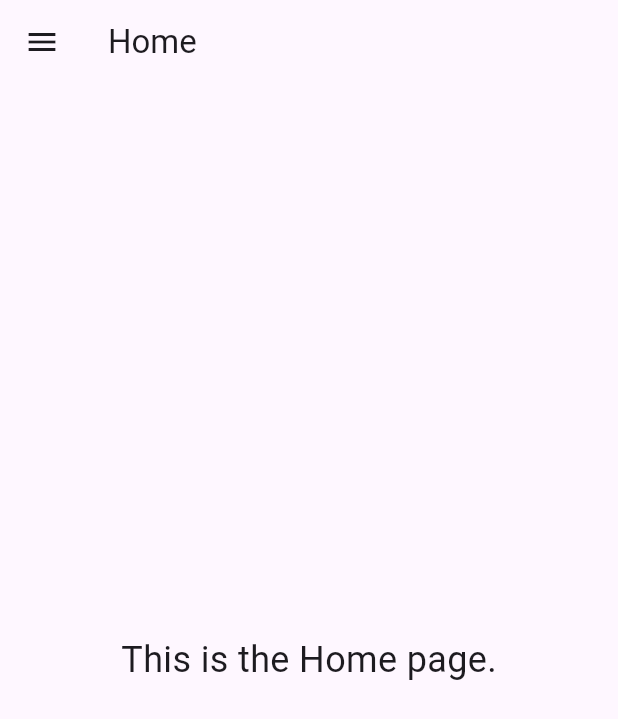
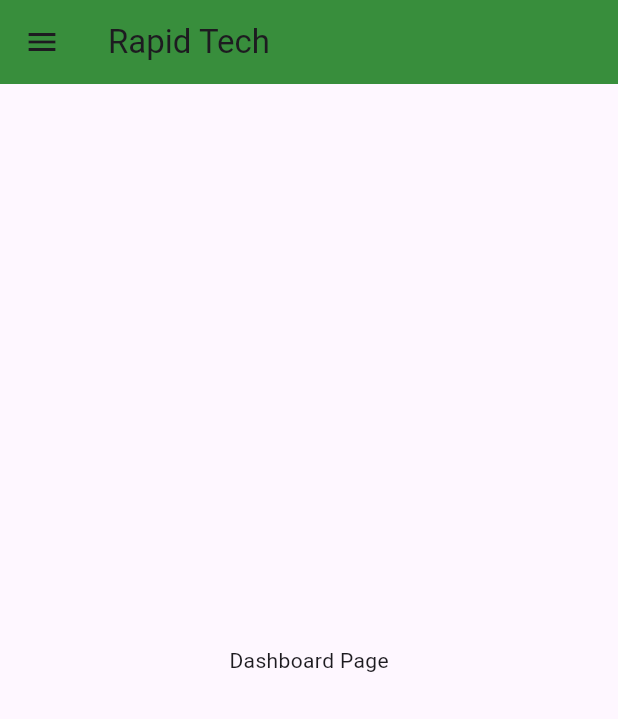
Before and after one commit to Matthew-Chi/ChiMaMas, a Flutter app: the screen it shows after launch, on a phone screen of 412 x 824 dp. Shown: the top 719 px of the screen. Run offline on Flutter 3.47's test engine with Material 3 defaults, Android fonts, the phone set to English and light mode, and no system bars.

Commit message:
Drawer with Navigation to different Pages

```diff
--- /dev/null
+++ b/flutter_application1/lib/dashboard.dart
@@ -0,0 +1,12 @@
+import 'package:flutter/material.dart';
+
+class DashboardPage extends StatelessWidget {
+  @override
+  Widget build(BuildContext context) {
+    return Container(
+      child: Center(
+        child: Text("Dashboard Page"),
+      ),
+    );
+  }
+}
--- a/flutter_application1/lib/main.dart
+++ b/flutter_application1/lib/main.dart
@@ -1,85 +1,171 @@
 import 'package:flutter/material.dart';
+import 'privacy_policy.dart';
+import 'send_feedback.dart';
+import 'settings.dart';
+
+import 'contacts.dart';
+import 'dashboard.dart';
+import 'events.dart';
+import 'my_drawer_header.dart';
+import 'notes.dart';
+import 'notifications.dart';
 
 void main() {
-  runApp(const MyApp());
+  runApp(MyApp());
 }
 
 class MyApp extends StatelessWidget {
-  const MyApp({super.key});
-
   @override
   Widget build(BuildContext context) {
-    return const MaterialApp(
-      home: MyHomePage(),
+    return MaterialApp(
+      debugShowCheckedModeBanner: false,
+      home: HomePage(),
     );
   }
 }
 
-class MyHomePage extends StatefulWidget {
-  const MyHomePage({super.key});
-
+class HomePage extends StatefulWidget {
   @override
-  // ignore: library_private_types_in_public_api
-  _MyHomePageState createState() => _MyHomePageState();
+  _HomePageState createState() => _HomePageState();
 }
 
-class _MyHomePageState extends State<MyHomePage> {
-  String currentPage = 'Home';
-
-  void navigateToPage(String page) {
-    setState(() {
-      currentPage = page;
-      Navigator.pop(context); // Close the sidebar
-    });
-  }
+class _HomePageState extends State<HomePage> {
+  var currentPage = DrawerSections.dashboard;
 
   @override
   Widget build(BuildContext context) {
+    var container;
+    if (currentPage == DrawerSections.dashboard) {
+      container = DashboardPage();
+    } else if (currentPage == DrawerSections.contacts) {
+      container = ContactsPage();
+    } else if (currentPage == DrawerSections.events) {
+      container = EventsPage();
+    } else if (currentPage == DrawerSections.notes) {
+      container = NotesPage();
+    } else if (currentPage == DrawerSections.settings) {
+      container = SettingsPage();
+    } else if (currentPage == DrawerSections.notifications) {
+      container = NotificationsPage();
+    } else if (currentPage == DrawerSections.privacy_policy) {
+      container = PrivacyPolicyPage();
+    } else if (currentPage == DrawerSections.send_feedback) {
+      container = SendFeedbackPage();
+    }
     return Scaffold(
       appBar: AppBar(
-        title: Text(currentPage),
+        backgroundColor: Colors.green[700],
+        title: Text("Rapid Tech"),
       ),
+      body: container,
       drawer: Drawer(
-        child: ListView(
-          padding: EdgeInsets.zero,
-          children: <Widget>[
-            const DrawerHeader(
-              decoration: BoxDecoration(
-                color: Colors.blue,
-              ),
-              child: Text(
-                'ChiMaMa',
-                style: TextStyle(
-                  color: Colors.white,
-                  fontSize: 24,
+        child: SingleChildScrollView(
+          child: Container(
+            child: Column(
+              children: [
+                MyHeaderDrawer(),
+                MyDrawerList(),
+              ],
             ),
           ),
         ),
-            ListTile(
-              title: const Text('Home'),
-              onTap: () => navigateToPage('Home'),
       ),
-            ListTile(
-              title: const Text('Gallery'),
-              onTap: () => navigateToPage('Gallery'),
+    );
+  }
+
+  Widget MyDrawerList() {
+    return Container(
+      padding: EdgeInsets.only(
+        top: 15,
       ),
-            ListTile(
-              title: const Text('Menu'),
-              onTap: () => navigateToPage('Menu'),
+      child: Column(
+        // shows the list of menu drawer
+        children: [
+          menuItem(1, "Dashboard", Icons.dashboard_outlined,
+              currentPage == DrawerSections.dashboard ? true : false),
+          menuItem(2, "Contacts", Icons.people_alt_outlined,
+              currentPage == DrawerSections.contacts ? true : false),
+          menuItem(3, "Events", Icons.event,
+              currentPage == DrawerSections.events ? true : false),
+          menuItem(4, "Notes", Icons.notes,
+              currentPage == DrawerSections.notes ? true : false),
+          Divider(),
+          menuItem(5, "Settings", Icons.settings_outlined,
+              currentPage == DrawerSections.settings ? true : false),
+          menuItem(6, "Notifications", Icons.notifications_outlined,
+              currentPage == DrawerSections.notifications ? true : false),
+          Divider(),
+          menuItem(7, "Privacy policy", Icons.privacy_tip_outlined,
+              currentPage == DrawerSections.privacy_policy ? true : false),
+          menuItem(8, "Send feedback", Icons.feedback_outlined,
+              currentPage == DrawerSections.send_feedback ? true : false),
+        ],
       ),
-            ListTile(
-              title: const Text('Order Online'),
-              onTap: () => navigateToPage('Order Online'),
+    );
+  }
+
+  Widget menuItem(int id, String title, IconData icon, bool selected) {
+    return Material(
+      color: selected ? Colors.grey[300] : Colors.transparent,
+      child: InkWell(
+        onTap: () {
+          Navigator.pop(context);
+          setState(() {
+            if (id == 1) {
+              currentPage = DrawerSections.dashboard;
+            } else if (id == 2) {
+              currentPage = DrawerSections.contacts;
+            } else if (id == 3) {
+              currentPage = DrawerSections.events;
+            } else if (id == 4) {
+              currentPage = DrawerSections.notes;
+            } else if (id == 5) {
+              currentPage = DrawerSections.settings;
+            } else if (id == 6) {
+              currentPage = DrawerSections.notifications;
+            } else if (id == 7) {
+              currentPage = DrawerSections.privacy_policy;
+            } else if (id == 8) {
+              currentPage = DrawerSections.send_feedback;
+            }
+          });
+        },
+        child: Padding(
+          padding: EdgeInsets.all(15.0),
+          child: Row(
+            children: [
+              Expanded(
+                child: Icon(
+                  icon,
+                  size: 20,
+                  color: Colors.black,
+                ),
+              ),
+              Expanded(
+                flex: 3,
+                child: Text(
+                  title,
+                  style: TextStyle(
+                    color: Colors.black,
+                    fontSize: 16,
+                  ),
+                ),
               ),
             ],
           ),
-      ),
-      body: Center(
-        child: Text(
-          'This is the $currentPage page.',
-          style: const TextStyle(fontSize: 24),
         ),
       ),
     );
   }
 }
+
+enum DrawerSections {
+  dashboard,
+  contacts,
+  events,
+  notes,
+  settings,
+  notifications,
+  privacy_policy,
+  send_feedback,
+}
```
Also changed, not shown: flutter_application1/lib/contacts.dart (added, +12 -0 lines), flutter_application1/lib/events.dart (added, +17 -0 lines), flutter_application1/lib/my_drawer_header.dart (added, +44 -0 lines), flutter_application1/lib/notes.dart (added, +17 -0 lines), flutter_application1/lib/notifications.dart (added, +17 -0 lines), flutter_application1/lib/privacy_policy.dart (added, +17 -0 lines), flutter_application1/lib/send_feedback.dart (added, +17 -0 lines), flutter_application1/lib/settings.dart (added, +17 -0 lines), flutter_application1/pubspec.yaml (+9 -24 lines), flutter_application1/pubspec.lock, 2 other files. Lines whose indentation alone changed are shown as unchanged.
